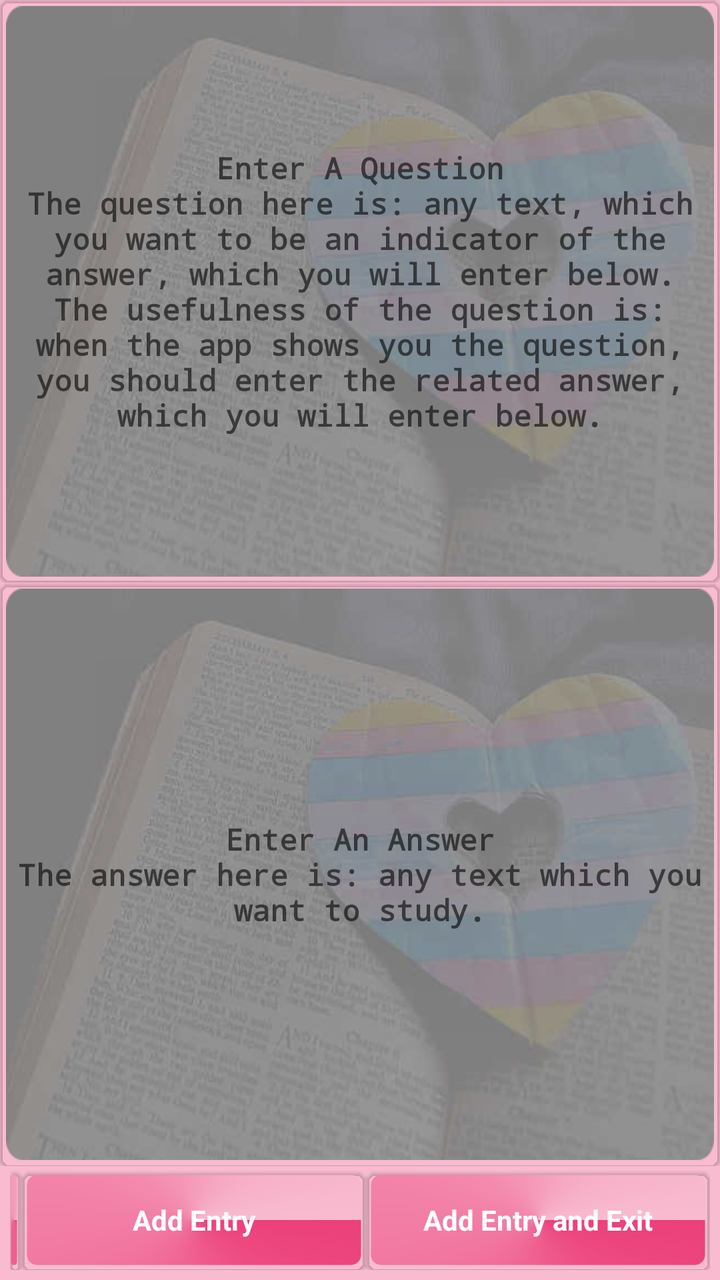
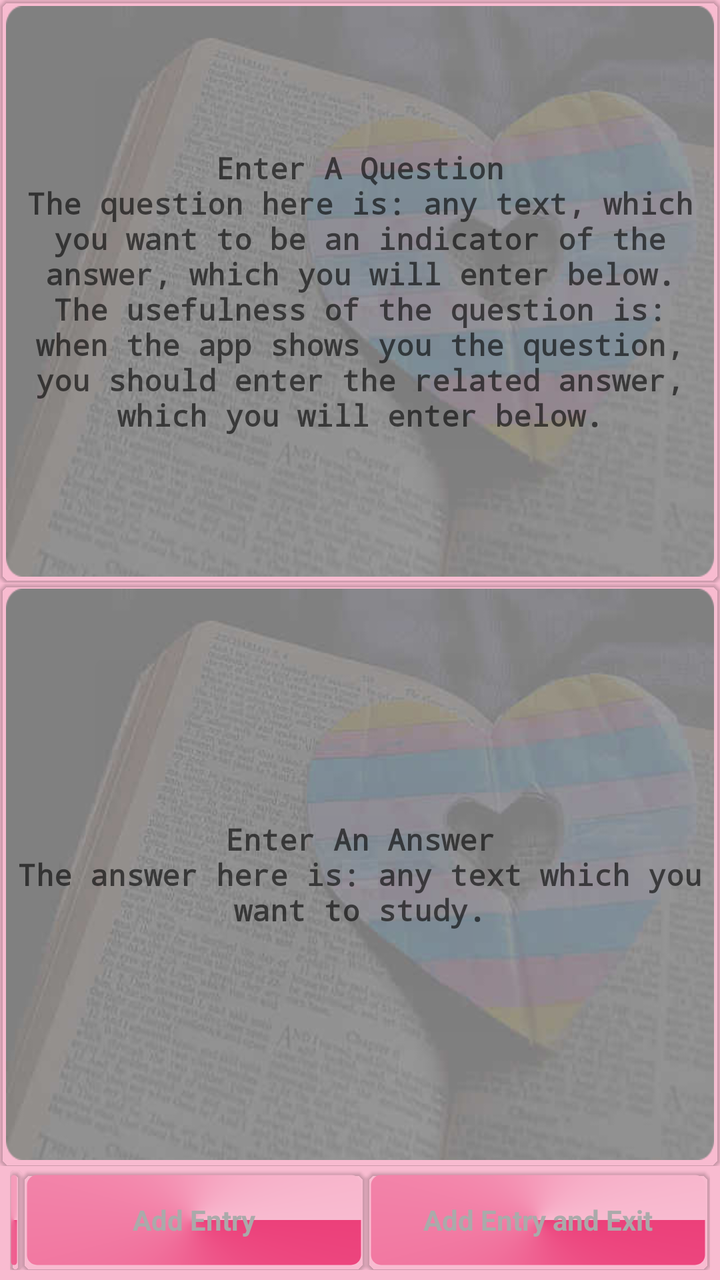

The first picture is an Android layout as it rendered before a commit; the second is the same layout after the commit. The layout source and the unified diff follow.
<!-- AndroidManifest.xml: application theme MyMaterialTheme -->
<!-- res/layout/content_add_entry.xml -->
<?xml version="1.0" encoding="utf-8"?>
<RelativeLayout
    xmlns:android="http://schemas.android.com/apk/res/android"
    xmlns:android.support.v7.cardview="http://schemas.android.com/apk/res-auto"
    xmlns:tools="http://schemas.android.com/tools"
    xmlns:app="http://schemas.android.com/apk/res-auto"
    android:layout_width="match_parent"
    android:layout_height="match_parent"
    app:layout_behavior="@string/appbar_scrolling_view_behavior"
    tools:context="com.ahmedsameha1.peninbin.AddEntryActivity"
    tools:showIn="@layout/app_bar_add_entry">


<LinearLayout
    android:id="@+id/container"
    android:layout_width="match_parent"
    android:layout_height="match_parent"
    android:orientation="vertical"
    android:weightSum="2">

        <LinearLayout
            android:id="@+id/question_linearlayout"
            android:layout_width="match_parent"
            android:layout_height="0dp"
            android:layout_margin="0dp"
            android:layout_weight="1"
            android:background="@drawable/show_question_background"
            android:padding="0dp">

            <android.support.v7.widget.CardView
                android:layout_width="match_parent"
                android:layout_height="match_parent"
                android.support.v7.cardview:cardBackgroundColor="@android:color/transparent"
                android.support.v7.cardview:cardCornerRadius="5dp"
                android.support.v7.cardview:cardElevation="1dp">

                <EditText
                    android:id="@+id/question"
                    android:layout_width="match_parent"
                    android:layout_height="match_parent"
                    android:background="@drawable/text_bordered_transperant"
                    android:gravity="center"
                    android:hint="@string/enter_a_question"
                    android:imeOptions="flagNoExtractUi"
                    android:inputType="textNoSuggestions|textMultiLine"
                    android:minLines="1"
                    android:padding="5dp"
                    android:scrollbarAlwaysDrawVerticalTrack="true"
                    android:scrollbars="vertical"
                    android:textColor="#FFFFFF"
                    android:textSize="15sp"
                    android:textStyle="bold"
                    android:typeface="monospace" />
            </android.support.v7.widget.CardView>
        </LinearLayout>

        <LinearLayout
            android:id="@+id/answer_linearlayout"
            android:layout_width="match_parent"
            android:layout_height="0dp"
            android:layout_margin="0dp"
            android:layout_weight="1"
            android:background="@drawable/show_question_background"
            android:padding="0dp">

            <android.support.v7.widget.CardView
                android:layout_width="match_parent"
                android:layout_height="match_parent"
                android.support.v7.cardview:cardBackgroundColor="@android:color/transparent"
                android.support.v7.cardview:cardCornerRadius="5dp"
                android.support.v7.cardview:cardElevation="1dp">

                <EditText
                    android:id="@+id/answer"
                    android:layout_width="match_parent"
                    android:layout_height="match_parent"
                    android:layout_gravity="center"
                    android:background="@drawable/text_bordered_transperant"
                    android:enabled="true"
                    android:gravity="center"
                    android:hint="@string/enter_an_answer"
                    android:imeOptions="flagNoExtractUi"
                    android:inputType="textNoSuggestions|textMultiLine"
                    android:minLines="1"
                    android:padding="5dp"
                    android:scrollbarAlwaysDrawVerticalTrack="true"
                    android:textColor="#FFFFFF"

                    android:textSize="15sp"
                    android:textStyle="bold"
                    android:typeface="monospace" />
            </android.support.v7.widget.CardView>
        </LinearLayout>

        <LinearLayout
            android:layout_width="match_parent"
            android:layout_height="50dp"
            android:layout_marginBottom="5dp"
            android:layout_marginLeft="5dp"
            android:layout_marginRight="5dp"
            android:layout_marginTop="2dp">

            <android.support.v7.widget.CardView
                android:layout_width="wrap_content"
                android:layout_height="match_parent"
                android:layout_weight="0"
                android.support.v7.cardview:cardBackgroundColor="@android:color/transparent"
                android.support.v7.cardview:cardCornerRadius="5dp"
                android.support.v7.cardview:cardElevation="1dp"
                android.support.v7.cardview:cardPreventCornerOverlap="true">

                <TextView
                    android:id="@+id/show_actionbar"
                    android:layout_width="match_parent"
                    android:layout_height="match_parent"
                    android:layout_marginBottom="2dp"
                    android:layout_marginRight="2dp"
                    android:layout_marginTop="2dp"
                    android:background="@drawable/text_bordered_colored"
                    android:gravity="center"
                    android:padding="2dp"
                    android:textColor="@drawable/textview_enabled_disabled_selector" />
            </android.support.v7.widget.CardView>


            <android.support.v7.widget.CardView
                android:layout_width="0dp"
                android:layout_height="match_parent"
                android:layout_weight="1"
                android.support.v7.cardview:cardBackgroundColor="@android:color/transparent"
                android.support.v7.cardview:cardCornerRadius="5dp"
                android.support.v7.cardview:cardElevation="1dp">

                <TextView
                    android:id="@+id/add_entry"
                    android:layout_width="match_parent"
                    android:layout_height="match_parent"

                    android:layout_margin="2dp"
                    android:background="@drawable/text_bordered_colored"
                    android:enabled="true"
                    android:gravity="center"
                    android:padding="2dp"
                    android:text="@string/add_entry"
                    android:textColor="@drawable/textview_enabled_disabled_selector"
                    android:textStyle="bold" />
            </android.support.v7.widget.CardView>




            <android.support.v7.widget.CardView
                android:layout_width="0dp"
                android:layout_height="match_parent"
                android:layout_weight="1"
                android.support.v7.cardview:cardBackgroundColor="@android:color/transparent"
                android.support.v7.cardview:cardCornerRadius="5dp"
                android.support.v7.cardview:cardElevation="1dp">

                <TextView
                    android:id="@+id/add_entry_finish"
                    android:layout_width="match_parent"
                    android:layout_height="match_parent"
                    android:layout_margin="2dp"
                    android:background="@drawable/text_bordered_colored"
                    android:enabled="true"
                    android:gravity="center"
                    android:padding="2dp"
                    android:text="@string/add_entry_finish"
                    android:textColor="@drawable/textview_enabled_disabled_selector"
                    android:textStyle="bold" />
            </android.support.v7.widget.CardView>


        </LinearLayout>

    </LinearLayout>

</RelativeLayout>
<!-- res/layout/app_bar_add_entry.xml (included above) -->
<?xml version="1.0" encoding="utf-8"?>
<android.support.design.widget.CoordinatorLayout xmlns:android="http://schemas.android.com/apk/res/android"
    xmlns:app="http://schemas.android.com/apk/res-auto"
    xmlns:tools="http://schemas.android.com/tools"
    android:layout_width="match_parent"
    android:layout_height="match_parent"
    android:fitsSystemWindows="true">

    <android.support.design.widget.AppBarLayout
        android:layout_width="match_parent"
        android:layout_height="wrap_content"
        android:theme="@style/AppTheme.AppBarOverlay">
        <android.support.v7.widget.Toolbar xmlns:app="http://schemas.android.com/apk/res-auto"
            android:id="@+id/toolbar"
            android:layout_width="fill_parent"
            android:layout_height="?attr/actionBarSize"
            android:background="?attr/colorPrimary"
            android:minHeight="?attr/actionBarSize">

            <LinearLayout
                android:layout_width="wrap_content"
                android:layout_height="wrap_content">
                <Spinner
                    android:id="@+id/field_spinner"
                    android:layout_width="wrap_content"
                    android:layout_height="match_parent"
                    />

            </LinearLayout>
        </android.support.v7.widget.Toolbar>
        <View android:layout_width="match_parent"
            android:layout_height="4dp"
            android:background="@drawable/toolbar_drop_shadow"/>
    </android.support.design.widget.AppBarLayout>

    <include layout="@layout/content_add_entry" />

</android.support.design.widget.CoordinatorLayout>
<!-- resources referenced by this layout -->
<resources>
  <!-- drawable show_question_background (drawable) -->
  <?xml version="1.0" encoding="utf-8"?>
  <inset xmlns:android="http://schemas.android.com/apk/res/android"
      android:drawable="@drawable/book_heart_rounded_corners_15_radius"
      android:insetTop="3dp"
      android:insetBottom="3dp"
      android:insetRight="3dp"
      android:insetLeft="3dp"/>
  <!-- drawable text_bordered_colored (drawable) -->
  <shape xmlns:android="http://schemas.android.com/apk/res/android"
  android:thickness="0dp"
  android:shape="rectangle">
  <stroke android:width="1dp"
      android:color="@android:color/transparent"/>
  <corners android:radius="5dp" />
  <gradient
      android:startColor="@color/colorPrimary"
      android:endColor="@color/windowBackground"
      android:type="sweep"
      android:angle="270"/>
  </shape>
  <!-- drawable text_bordered_transperant (drawable) -->
  <shape xmlns:android="http://schemas.android.com/apk/res/android"
      android:thickness="0dp"
      android:shape="rectangle">
      <stroke android:width="1dp"
          android:color="@android:color/transparent"/>
      <corners android:radius="5dp" />
      <gradient
          android:startColor="@android:color/transparent"
          android:endColor="@android:color/transparent"
          android:type="linear"
          android:angle="270"/>
  </shape>
  <!-- drawable textview_enabled_disabled_selector (drawable) -->
  <?xml version="1.0" encoding="utf-8"?>
  <selector xmlns:android="http://schemas.android.com/apk/res/android">
      <item android:state_enabled="false" android:color="@android:color/darker_gray" />
      <item android:state_enabled="true" android:color="@android:color/white"/>
  </selector>
  <!-- drawable toolbar_drop_shadow (drawable) -->
  <?xml version="1.0" encoding="utf-8"?>
  <shape xmlns:android="http://schemas.android.com/apk/res/android"
      android:shape="rectangle" >
  
      <gradient
          android:angle="90"
          android:endColor="#757575"
          android:startColor="#bdbdbd" />
  
  </shape>
  <string name="add_entry">Add Entry</string>
  <string name="add_entry_finish">Add Entry and Exit</string>
  <string name="appbar_scrolling_view_behavior" translatable="false">android.support.design.widget.AppBarLayout$ScrollingViewBehavior</string>
  <string name="enter_a_question">Enter A Question\nThe question here is: any text, which you want to be an indicator of the answer, which you will enter below. The usefulness of the question is: when the app shows you the question, you should enter the related answer, which you will enter below.</string>
  <string name="enter_an_answer">Enter An Answer\nThe answer here is: any text which you want to study.</string>
  <style name="AppTheme.AppBarOverlay" parent="ThemeOverlay.AppCompat.Dark.ActionBar" />
  <style name="MyMaterialTheme" parent="MyMaterialTheme.Base">
  
      </style>
  <!-- drawable book_heart_rounded_corners_15_radius: png bitmap (drawable, 118245 bytes) -->
  <color name="colorPrimary">#EC407A</color>
  <color name="windowBackground">#F8BBD0</color>
  <style name="MyMaterialTheme.Base" parent="Theme.AppCompat.Light.DarkActionBar">
          <item name="windowNoTitle">true</item>
          <item name="windowActionBar">false</item>
          <item name="colorPrimary">@color/colorPrimary</item>
          <item name="colorPrimaryDark">@color/colorPrimaryDark</item>
          <item name="colorAccent">@color/colorAccent</item>
          <item name="android:windowBackground">@color/windowBackground</item>
      </style>
  <color name="colorPrimaryDark">#AD1457</color>
  <color name="colorAccent">#EA80FC</color>
</resources>

<!-- the commit's change to res/layout/content_add_entry.xml (unified diff, before → after) -->
@@ -7,7 +7,6 @@
     android:layout_width="match_parent"
     android:layout_height="match_parent"
     app:layout_behavior="@string/appbar_scrolling_view_behavior"
-    tools:context="com.ahmedsameha1.peninbin.AddEntryActivity"
     tools:showIn="@layout/app_bar_add_entry">
 
 
@@ -135,15 +134,15 @@
                     android:id="@+id/add_entry"
                     android:layout_width="match_parent"
                     android:layout_height="match_parent"
-
                     android:layout_margin="2dp"
                     android:background="@drawable/text_bordered_colored"
-                    android:enabled="true"
+                    android:enabled="false"
                     android:gravity="center"
                     android:padding="2dp"
                     android:text="@string/add_entry"
                     android:textColor="@drawable/textview_enabled_disabled_selector"
-                    android:textStyle="bold" />
+                    android:textStyle="bold"
+                    />
             </android.support.v7.widget.CardView>
 
 
@@ -163,7 +162,7 @@
                     android:layout_height="match_parent"
                     android:layout_margin="2dp"
                     android:background="@drawable/text_bordered_colored"
-                    android:enabled="true"
+                    android:enabled="false"
                     android:gravity="center"
                     android:padding="2dp"
                     android:text="@string/add_entry_finish"
